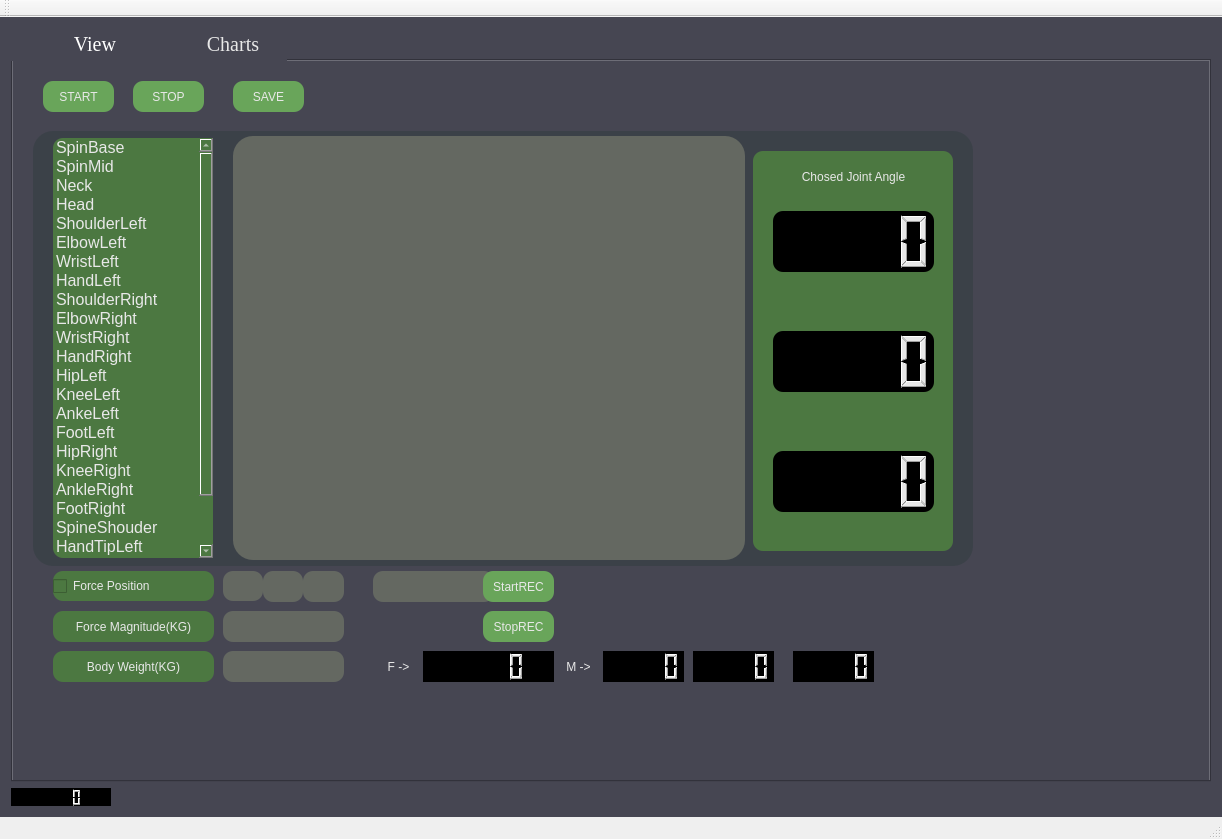
Before: the Qt Designer form nWindows/mainwindow.ui in zhaomengxiao/nWindows, drawn with Qt 5.
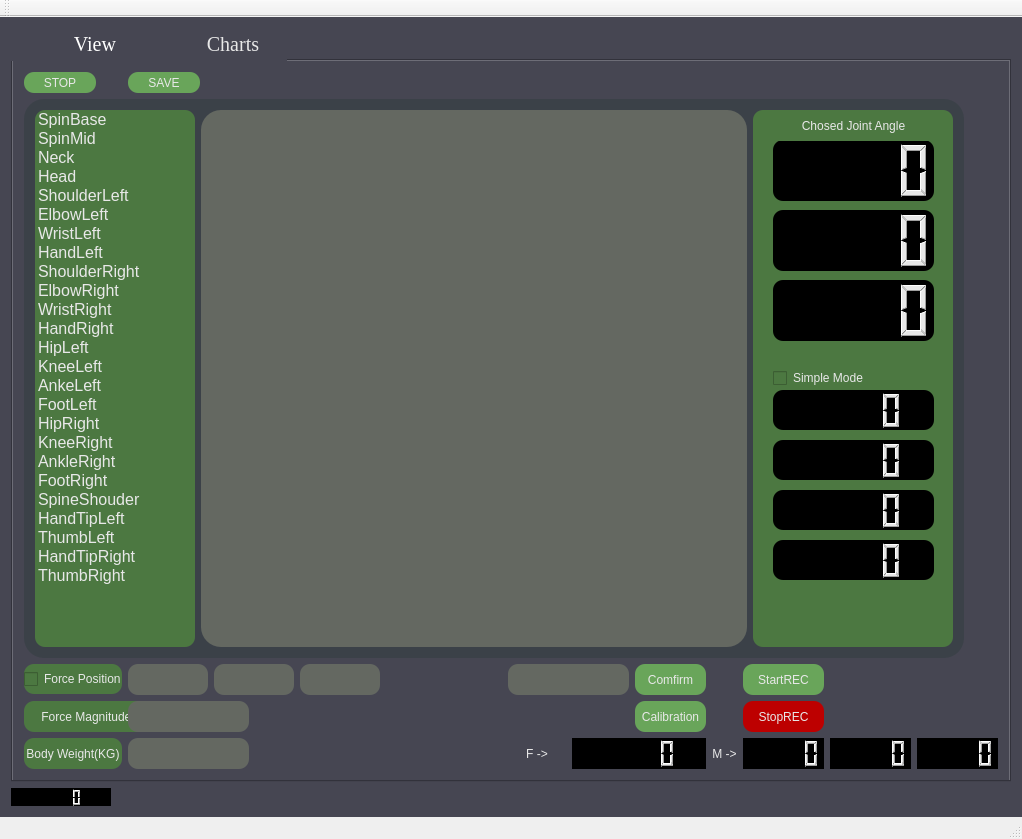
After: the same form once the commit is applied.

Commit message: 加入calibration 修正thread TODO:判断有无输入用户名

Patch:
```diff
--- a/nWindows/mainwindow.ui
+++ b/nWindows/mainwindow.ui
@@ -6,7 +6,7 @@
    <rect>
     <x>0</x>
     <y>0</y>
-    <width>1218</width>
+    <width>1018</width>
     <height>839</height>
    </rect>
   </property>
@@ -35,7 +35,7 @@
      <widget class="QTabWidget" name="tabWidget">
       <property name="minimumSize">
        <size>
-        <width>1200</width>
+        <width>1000</width>
         <height>740</height>
        </size>
       </property>
@@ -63,15 +63,78 @@
        <attribute name="title">
         <string>View</string>
        </attribute>
+       <layout class="QGridLayout" name="gridLayout_2">
+        <item row="0" column="0">
+         <widget class="QPushButton" name="saveImageButton_2">
+          <property name="minimumSize">
+           <size>
+            <width>31</width>
+            <height>21</height>
+           </size>
+          </property>
+          <property name="maximumSize">
+           <size>
+            <width>72</width>
+            <height>16777215</height>
+           </size>
+          </property>
+          <property name="styleSheet">
+           <string notr="true">QPushButton{border-radius: 10px}
+
+QPushButton::!hover{
+background-color: rgb(105, 165, 90)}
+
+QPushButton::hover{
+background-color: rgb(76, 120, 65)}</string>
+          </property>
+          <property name="text">
+           <string>STOP</string>
+          </property>
+         </widget>
+        </item>
+        <item row="0" column="1">
+         <widget class="QPushButton" name="saveImageButton">
+          <property name="minimumSize">
+           <size>
+            <width>31</width>
+            <height>21</height>
+           </size>
+          </property>
+          <property name="maximumSize">
+           <size>
+            <width>72</width>
+            <height>16777215</height>
+           </size>
+          </property>
+          <property name="styleSheet">
+           <string notr="true">QPushButton{border-radius: 10px}
+
+QPushButton::!hover{
+background-color: rgb(105, 165, 90)}
+
+QPushButton::hover{
+background-color: rgb(76, 120, 65)}</string>
+          </property>
+          <property name="text">
+           <string>SAVE</string>
+          </property>
+         </widget>
+        </item>
+        <item row="0" column="3">
+         <spacer name="horizontalSpacer_2">
+          <property name="orientation">
+           <enum>Qt::Horizontal</enum>
+          </property>
+          <property name="sizeHint" stdset="0">
+           <size>
+            <width>40</width>
+            <height>20</height>
+           </size>
+          </property>
+         </spacer>
+        </item>
+        <item row="1" column="0" colspan="10">
        <widget class="QWidget" name="widget_2" native="true">
-        <property name="geometry">
-         <rect>
-          <x>20</x>
-          <y>70</y>
-          <width>940</width>
-          <height>435</height>
-         </rect>
-        </property>
         <property name="minimumSize">
          <size>
           <width>940</width>
@@ -82,134 +145,21 @@
          <string notr="true">background-color: rgb(59, 65, 72);
 border-radius: 20px</string>
         </property>
-        <widget class="QLabel" name="colorwindow">
-         <property name="geometry">
-          <rect>
-           <x>200</x>
-           <y>5</y>
-           <width>512</width>
-           <height>424</height>
-          </rect>
-         </property>
-         <property name="minimumSize">
-          <size>
-           <width>512</width>
-           <height>424</height>
-          </size>
-         </property>
-         <property name="maximumSize">
-          <size>
-           <width>512</width>
-           <height>424</height>
-          </size>
-         </property>
-         <property name="styleSheet">
-          <string notr="true">background-color: rgb(100, 104, 97);</string>
-         </property>
-         <property name="text">
-          <string/>
-         </property>
-        </widget>
-        <widget class="QWidget" name="LCDwidget" native="true">
-         <property name="geometry">
-          <rect>
-           <x>720</x>
-           <y>20</y>
-           <width>200</width>
-           <height>400</height>
-          </rect>
-         </property>
-         <property name="minimumSize">
-          <size>
-           <width>200</width>
-           <height>400</height>
-          </size>
-         </property>
-         <property name="styleSheet">
-          <string notr="true">QWidget{border-radius: 10px}
-
-QWidget::!hover{
-background-color: rgb(76, 120, 65)}
-
-QWidget::hover{
-background-color: rgb(76, 120, 65)}</string>
-         </property>
-         <widget class="QLCDNumber" name="lcdNumber_y">
-          <property name="geometry">
-           <rect>
-            <x>20</x>
-            <y>180</y>
-            <width>161</width>
-            <height>61</height>
-           </rect>
-          </property>
-          <property name="styleSheet">
-           <string notr="true">background-color: rgb(0, 0, 0);</string>
-          </property>
-         </widget>
-         <widget class="QLCDNumber" name="lcdNumber_x">
-          <property name="geometry">
-           <rect>
-            <x>20</x>
-            <y>60</y>
-            <width>161</width>
-            <height>61</height>
-           </rect>
-          </property>
-          <property name="styleSheet">
-           <string notr="true">background-color: rgb(0, 0, 0);</string>
-          </property>
-         </widget>
-         <widget class="QLCDNumber" name="lcdNumber_z">
-          <property name="geometry">
-           <rect>
-            <x>20</x>
-            <y>300</y>
-            <width>161</width>
-            <height>61</height>
-           </rect>
-          </property>
-          <property name="styleSheet">
-           <string notr="true">background-color: rgb(0, 0, 0);</string>
-          </property>
-         </widget>
-         <widget class="QLabel" name="label_text_4">
-          <property name="geometry">
-           <rect>
-            <x>10</x>
-            <y>10</y>
-            <width>181</width>
-            <height>31</height>
-           </rect>
-          </property>
-          <property name="styleSheet">
-           <string notr="true">
-font: 87 10pt &quot;Arial Black&quot;;
-border-radius: 10px;</string>
-          </property>
-          <property name="text">
-           <string>Chosed Joint Angle</string>
-          </property>
-          <property name="alignment">
-           <set>Qt::AlignCenter</set>
-          </property>
-         </widget>
-        </widget>
+          <layout class="QGridLayout" name="gridLayout_3">
+           <item row="0" column="0">
         <widget class="QListWidget" name="listWidget_alljoint">
-         <property name="geometry">
-          <rect>
-           <x>20</x>
-           <y>7</y>
-           <width>160</width>
-           <height>420</height>
-          </rect>
-         </property>
          <property name="minimumSize">
           <size>
            <width>160</width>
            <height>420</height>
           </size>
          </property>
+             <property name="maximumSize">
+              <size>
+               <width>160</width>
+               <height>16777215</height>
+              </size>
+             </property>
          <property name="font">
           <font>
            <pointsize>12</pointsize>
@@ -345,148 +295,178 @@
           </property>
          </item>
         </widget>
-       </widget>
-       <widget class="QPushButton" name="pushButton">
-        <property name="geometry">
-         <rect>
-          <x>30</x>
-          <y>20</y>
-          <width>71</width>
-          <height>31</height>
-         </rect>
+           </item>
+           <item row="0" column="1">
+            <widget class="QLabel" name="colorwindow">
+             <property name="minimumSize">
+              <size>
+               <width>512</width>
+               <height>424</height>
+              </size>
         </property>
         <property name="styleSheet">
-         <string notr="true">QPushButton{border-radius: 10px}
-
-QPushButton::!hover{
-background-color: rgb(105, 165, 90)}
-
-QPushButton::hover{
-background-color: rgb(76, 120, 65)}
-</string>
-        </property>
-        <property name="text">
-         <string>START</string>
-        </property>
-       </widget>
-       <widget class="QPushButton" name="saveImageButton">
-        <property name="geometry">
-         <rect>
-          <x>220</x>
-          <y>20</y>
-          <width>71</width>
-          <height>31</height>
-         </rect>
-        </property>
-        <property name="styleSheet">
-         <string notr="true">QPushButton{border-radius: 10px}
-
-QPushButton::!hover{
-background-color: rgb(105, 165, 90)}
-
-QPushButton::hover{
-background-color: rgb(76, 120, 65)}</string>
-        </property>
-        <property name="text">
-         <string>SAVE</string>
-        </property>
-       </widget>
-       <widget class="QPushButton" name="saveImageButton_2">
-        <property name="geometry">
-         <rect>
-          <x>120</x>
-          <y>20</y>
-          <width>71</width>
-          <height>31</height>
-         </rect>
-        </property>
-        <property name="styleSheet">
-         <string notr="true">QPushButton{border-radius: 10px}
-
-QPushButton::!hover{
-background-color: rgb(105, 165, 90)}
-
-QPushButton::hover{
-background-color: rgb(76, 120, 65)}</string>
-        </property>
-        <property name="text">
-         <string>STOP</string>
-        </property>
-       </widget>
-       <widget class="QPushButton" name="pushButton_2">
-        <property name="geometry">
-         <rect>
-          <x>470</x>
-          <y>510</y>
-          <width>71</width>
-          <height>31</height>
-         </rect>
-        </property>
-        <property name="styleSheet">
-         <string notr="true">QPushButton{border-radius: 10px}
-
-QPushButton::!hover{
-background-color: rgb(105, 165, 90)}
-
-QPushButton::hover{
-background-color: rgb(76, 120, 65)}</string>
-        </property>
-        <property name="text">
-         <string>StartREC</string>
-        </property>
-       </widget>
-       <widget class="QPushButton" name="pushButton_3">
-        <property name="geometry">
-         <rect>
-          <x>470</x>
-          <y>550</y>
-          <width>71</width>
-          <height>31</height>
-         </rect>
-        </property>
-        <property name="styleSheet">
-         <string notr="true">QPushButton{border-radius: 10px}
-
-QPushButton::!hover{
-background-color: rgb(105, 165, 90)}
-
-QPushButton::hover{
-background-color: rgb(76, 120, 65)}</string>
-        </property>
-        <property name="text">
-         <string>StopREC</string>
-        </property>
-       </widget>
-       <widget class="QLineEdit" name="lineEdit_f">
-        <property name="geometry">
-         <rect>
-          <x>210</x>
-          <y>550</y>
-          <width>121</width>
-          <height>31</height>
-         </rect>
-        </property>
-        <property name="styleSheet">
-         <string notr="true">background-color: rgb(100, 104, 97);
-border-radius: 10px;
-font: 87 10pt &quot;Arial Black&quot;;</string>
+              <string notr="true">background-color: rgb(100, 104, 97);</string>
         </property>
         <property name="text">
          <string/>
         </property>
+            </widget>
+           </item>
+           <item row="0" column="2">
+            <widget class="QWidget" name="LCDwidget" native="true">
+             <property name="minimumSize">
+              <size>
+               <width>200</width>
+               <height>400</height>
+              </size>
+             </property>
+             <property name="maximumSize">
+              <size>
+               <width>200</width>
+               <height>16777215</height>
+              </size>
+             </property>
+             <property name="styleSheet">
+              <string notr="true">QWidget{border-radius: 10px}
+
+QWidget::!hover{
+background-color: rgb(76, 120, 65)}
+
+QWidget::hover{
+background-color: rgb(76, 120, 65)}</string>
+             </property>
+             <widget class="QLCDNumber" name="lcdNumber_y">
+              <property name="geometry">
+               <rect>
+                <x>20</x>
+                <y>100</y>
+                <width>161</width>
+                <height>61</height>
+               </rect>
+              </property>
+              <property name="styleSheet">
+               <string notr="true">background-color: rgb(0, 0, 0);</string>
+              </property>
+             </widget>
+             <widget class="QLCDNumber" name="lcdNumber_x">
+              <property name="geometry">
+               <rect>
+                <x>20</x>
+                <y>30</y>
+                <width>161</width>
+                <height>61</height>
+               </rect>
+              </property>
+              <property name="styleSheet">
+               <string notr="true">background-color: rgb(0, 0, 0);</string>
+              </property>
+             </widget>
+             <widget class="QLCDNumber" name="lcdNumber_z">
+              <property name="geometry">
+               <rect>
+                <x>20</x>
+                <y>170</y>
+                <width>161</width>
+                <height>61</height>
+               </rect>
+              </property>
+              <property name="styleSheet">
+               <string notr="true">background-color: rgb(0, 0, 0);</string>
+              </property>
+             </widget>
+             <widget class="QLabel" name="label_text_4">
+              <property name="geometry">
+               <rect>
+                <x>10</x>
+                <y>0</y>
+                <width>181</width>
+                <height>31</height>
+               </rect>
+              </property>
+              <property name="styleSheet">
+               <string notr="true">
+font: 87 10pt &quot;Arial Black&quot;;
+border-radius: 10px;</string>
+              </property>
+              <property name="text">
+               <string>Chosed Joint Angle</string>
+              </property>
         <property name="alignment">
          <set>Qt::AlignCenter</set>
         </property>
        </widget>
+             <widget class="QCheckBox" name="checkBox_2">
+              <property name="geometry">
+               <rect>
+                <x>20</x>
+                <y>260</y>
+                <width>101</width>
+                <height>16</height>
+               </rect>
+              </property>
+              <property name="text">
+               <string>Simple Mode</string>
+              </property>
+             </widget>
+             <widget class="QLCDNumber" name="lcdNumber_KneeR">
+              <property name="geometry">
+               <rect>
+                <x>20</x>
+                <y>280</y>
+                <width>161</width>
+                <height>40</height>
+               </rect>
+              </property>
+              <property name="styleSheet">
+               <string notr="true">background-color: rgb(0, 0, 0);</string>
+              </property>
+             </widget>
+             <widget class="QLCDNumber" name="lcdNumber_KneeL">
+              <property name="geometry">
+               <rect>
+                <x>20</x>
+                <y>330</y>
+                <width>161</width>
+                <height>40</height>
+               </rect>
+              </property>
+              <property name="styleSheet">
+               <string notr="true">background-color: rgb(0, 0, 0);</string>
+              </property>
+             </widget>
+             <widget class="QLCDNumber" name="lcdNumber_ElbowL">
+              <property name="geometry">
+               <rect>
+                <x>20</x>
+                <y>380</y>
+                <width>161</width>
+                <height>40</height>
+               </rect>
+              </property>
+              <property name="styleSheet">
+               <string notr="true">background-color: rgb(0, 0, 0);</string>
+              </property>
+             </widget>
+             <widget class="QLCDNumber" name="lcdNumber_ElbowR">
+              <property name="geometry">
+               <rect>
+                <x>20</x>
+                <y>430</y>
+                <width>161</width>
+                <height>40</height>
+               </rect>
+              </property>
+              <property name="styleSheet">
+               <string notr="true">background-color: rgb(0, 0, 0);</string>
+              </property>
+             </widget>
+            </widget>
+           </item>
+          </layout>
+         </widget>
+        </item>
+        <item row="2" column="0">
        <widget class="QCheckBox" name="checkBox">
-        <property name="geometry">
-         <rect>
-          <x>40</x>
-          <y>510</y>
-          <width>161</width>
-          <height>30</height>
-         </rect>
-        </property>
         <property name="minimumSize">
          <size>
           <width>90</width>
@@ -502,21 +482,21 @@
          <string>Force Position</string>
         </property>
        </widget>
+        </item>
+        <item row="2" column="1">
        <widget class="QLineEdit" name="lineEdit_bagX">
-        <property name="geometry">
-         <rect>
-          <x>210</x>
-          <y>510</y>
-          <width>40</width>
-          <height>30</height>
-         </rect>
-        </property>
         <property name="minimumSize">
          <size>
           <width>40</width>
           <height>30</height>
          </size>
         </property>
+          <property name="maximumSize">
+           <size>
+            <width>80</width>
+            <height>60</height>
+           </size>
+          </property>
         <property name="styleSheet">
          <string notr="true">background-color: rgb(100, 104, 97);
 border-radius: 10px;
@@ -526,21 +506,21 @@
          <set>Qt::AlignCenter</set>
         </property>
        </widget>
+        </item>
+        <item row="2" column="2">
        <widget class="QLineEdit" name="lineEdit_bagY">
-        <property name="geometry">
-         <rect>
-          <x>250</x>
-          <y>510</y>
-          <width>40</width>
-          <height>31</height>
-         </rect>
-        </property>
         <property name="minimumSize">
          <size>
           <width>40</width>
           <height>30</height>
          </size>
         </property>
+          <property name="maximumSize">
+           <size>
+            <width>80</width>
+            <height>60</height>
+           </size>
+          </property>
         <property name="styleSheet">
          <string notr="true">background-color: rgb(100, 104, 97);
 border-radius: 10px;
@@ -550,32 +530,205 @@
          <set>Qt::AlignCenter</set>
         </property>
        </widget>
+        </item>
+        <item row="2" column="3">
        <widget class="QLineEdit" name="lineEdit_bagZ">
-        <property name="geometry">
-         <rect>
-          <x>290</x>
-          <y>510</y>
-          <width>41</width>
+          <property name="minimumSize">
+           <size>
+            <width>40</width>
+            <height>30</height>
+           </size>
+          </property>
+          <property name="maximumSize">
+           <size>
+            <width>80</width>
+            <height>60</height>
+           </size>
+          </property>
+          <property name="styleSheet">
+           <string notr="true">background-color: rgb(100, 104, 97);
+border-radius: 10px;
+font: 87 10pt &quot;Arial Black&quot;;</string>
+          </property>
+          <property name="alignment">
+           <set>Qt::AlignCenter</set>
+          </property>
+         </widget>
+        </item>
+        <item row="2" column="4">
+         <spacer name="horizontalSpacer">
+          <property name="orientation">
+           <enum>Qt::Horizontal</enum>
+          </property>
+          <property name="sizeHint" stdset="0">
+           <size>
+            <width>40</width>
+            <height>20</height>
+           </size>
+          </property>
+         </spacer>
+        </item>
+        <item row="2" column="5" colspan="2">
+         <widget class="QLineEdit" name="lineEdit_subjectName">
+          <property name="minimumSize">
+           <size>
+            <width>121</width>
           <height>31</height>
-         </rect>
+           </size>
         </property>
         <property name="styleSheet">
          <string notr="true">background-color: rgb(100, 104, 97);
 border-radius: 10px;
 font: 87 10pt &quot;Arial Black&quot;;</string>
         </property>
+          <property name="text">
+           <string/>
+          </property>
         <property name="alignment">
          <set>Qt::AlignCenter</set>
         </property>
        </widget>
+        </item>
+        <item row="2" column="7">
+         <widget class="QPushButton" name="pushButton_ready">
+          <property name="minimumSize">
+           <size>
+            <width>71</width>
+            <height>31</height>
+           </size>
+          </property>
+          <property name="maximumSize">
+           <size>
+            <width>72</width>
+            <height>16777215</height>
+           </size>
+          </property>
+          <property name="styleSheet">
+           <string notr="true">QPushButton{border-radius: 10px}
+
+QPushButton::!hover{
+background-color: rgb(105, 165, 90)}
+
+QPushButton::hover{
+background-color: rgb(76, 120, 65)}
+</string>
+          </property>
+          <property name="text">
+           <string>Comfirm</string>
+          </property>
+         </widget>
+        </item>
+        <item row="3" column="0">
+         <widget class="QLabel" name="label_text_2">
+          <property name="minimumSize">
+           <size>
+            <width>150</width>
+            <height>30</height>
+           </size>
+          </property>
+          <property name="styleSheet">
+           <string notr="true">background-color: rgb(76, 120, 65);
+font: 87 10pt &quot;Arial Black&quot;;
+border-radius: 10px;</string>
+          </property>
+          <property name="text">
+           <string>Force Magnitude(KG)</string>
+          </property>
+          <property name="alignment">
+           <set>Qt::AlignCenter</set>
+          </property>
+         </widget>
+        </item>
+        <item row="3" column="1" colspan="2">
+         <widget class="QLineEdit" name="lineEdit_f">
+          <property name="minimumSize">
+           <size>
+            <width>121</width>
+            <height>31</height>
+           </size>
+          </property>
+          <property name="maximumSize">
+           <size>
+            <width>121</width>
+            <height>31</height>
+           </size>
+          </property>
+          <property name="styleSheet">
+           <string notr="true">background-color: rgb(100, 104, 97);
+border-radius: 10px;
+font: 87 10pt &quot;Arial Black&quot;;</string>
+          </property>
+          <property name="text">
+           <string/>
+          </property>
+          <property name="alignment">
+           <set>Qt::AlignCenter</set>
+          </property>
+         </widget>
+        </item>
+        <item row="3" column="7">
+         <widget class="QPushButton" name="pushButton_calibration">
+          <property name="minimumSize">
+           <size>
+            <width>71</width>
+            <height>31</height>
+           </size>
+          </property>
+          <property name="maximumSize">
+           <size>
+            <width>72</width>
+            <height>16777215</height>
+           </size>
+          </property>
+          <property name="styleSheet">
+           <string notr="true">QPushButton{border-radius: 10px}
+
+QPushButton::!hover{
+background-color: rgb(105, 165, 90)}
+
+QPushButton::hover{
+background-color: rgb(76, 120, 65)}
+</string>
+          </property>
+          <property name="text">
+           <string>Calibration</string>
+          </property>
+         </widget>
+        </item>
+        <item row="4" column="0">
+         <widget class="QLabel" name="label_text_7">
+          <property name="minimumSize">
+           <size>
+            <width>90</width>
+            <height>30</height>
+           </size>
+          </property>
+          <property name="styleSheet">
+           <string notr="true">background-color: rgb(76, 120, 65);
+font: 87 10pt &quot;Arial Black&quot;;
+border-radius: 10px;</string>
+          </property>
+          <property name="text">
+           <string>Body Weight(KG)</string>
+          </property>
+          <property name="alignment">
+           <set>Qt::AlignCenter</set>
+          </property>
+         </widget>
+        </item>
+        <item row="4" column="1" colspan="2">
        <widget class="QLineEdit" name="lineEdit_bodyWeight">
-        <property name="geometry">
-         <rect>
-          <x>210</x>
-          <y>590</y>
+          <property name="minimumSize">
+           <size>
           <width>121</width>
           <height>31</height>
-         </rect>
+           </size>
+          </property>
+          <property name="maximumSize">
+           <size>
+            <width>121</width>
+            <height>31</height>
+           </size>
         </property>
         <property name="styleSheet">
          <string notr="true">background-color: rgb(100, 104, 97);
@@ -586,41 +739,9 @@
          <set>Qt::AlignCenter</set>
         </property>
        </widget>
-       <widget class="QLCDNumber" name="lcdNumber_force">
-        <property name="geometry">
-         <rect>
-          <x>410</x>
-          <y>590</y>
-          <width>131</width>
-          <height>31</height>
-         </rect>
-        </property>
-        <property name="styleSheet">
-         <string notr="true">background-color: rgb(0, 0, 0);</string>
-        </property>
-       </widget>
-       <widget class="QLCDNumber" name="lcdNumber_M">
-        <property name="geometry">
-         <rect>
-          <x>590</x>
-          <y>590</y>
-          <width>81</width>
-          <height>31</height>
-         </rect>
-        </property>
-        <property name="styleSheet">
-         <string notr="true">background-color: rgb(0, 0, 0);</string>
-        </property>
-       </widget>
+        </item>
+        <item row="4" column="5">
        <widget class="QLabel" name="label_text_5">
-        <property name="geometry">
-         <rect>
-          <x>370</x>
-          <y>590</y>
-          <width>31</width>
-          <height>31</height>
-         </rect>
-        </property>
         <property name="styleSheet">
          <string notr="true">
 font: 87 10pt &quot;Arial Black&quot;;
@@ -633,15 +754,22 @@
          <set>Qt::AlignCenter</set>
         </property>
        </widget>
+        </item>
+        <item row="4" column="6" colspan="2">
+         <widget class="QLCDNumber" name="lcdNumber_force">
+          <property name="minimumSize">
+           <size>
+            <width>131</width>
+            <height>31</height>
+           </size>
+          </property>
+          <property name="styleSheet">
+           <string notr="true">background-color: rgb(0, 0, 0);</string>
+          </property>
+         </widget>
+        </item>
+        <item row="4" column="8">
        <widget class="QLabel" name="label_text_6">
-        <property name="geometry">
-         <rect>
-          <x>550</x>
-          <y>590</y>
-          <width>31</width>
-          <height>31</height>
-         </rect>
-        </property>
         <property name="styleSheet">
          <string notr="true">
 font: 87 10pt &quot;Arial Black&quot;;
@@ -654,95 +782,91 @@
          <set>Qt::AlignCenter</set>
         </property>
        </widget>
+        </item>
+        <item row="4" column="9">
+         <widget class="QLCDNumber" name="lcdNumber_M">
+          <property name="minimumSize">
+           <size>
+            <width>81</width>
+            <height>31</height>
+           </size>
+          </property>
+          <property name="styleSheet">
+           <string notr="true">background-color: rgb(0, 0, 0);</string>
+          </property>
+         </widget>
+        </item>
+        <item row="4" column="10">
        <widget class="QLCDNumber" name="lcdNumber_M_2">
-        <property name="geometry">
-         <rect>
-          <x>680</x>
-          <y>590</y>
+          <property name="minimumSize">
+           <size>
           <width>81</width>
           <height>31</height>
-         </rect>
+           </size>
         </property>
         <property name="styleSheet">
          <string notr="true">background-color: rgb(0, 0, 0);</string>
         </property>
        </widget>
+        </item>
+        <item row="4" column="11">
        <widget class="QLCDNumber" name="lcdNumber_M_3">
-        <property name="geometry">
-         <rect>
-          <x>780</x>
-          <y>590</y>
+          <property name="minimumSize">
+           <size>
           <width>81</width>
           <height>31</height>
-         </rect>
+           </size>
         </property>
         <property name="styleSheet">
          <string notr="true">background-color: rgb(0, 0, 0);</string>
         </property>
        </widget>
-       <widget class="QLineEdit" name="lineEdit_subjectName">
-        <property name="geometry">
-         <rect>
-          <x>360</x>
-          <y>510</y>
-          <width>121</width>
+        </item>
+        <item row="2" column="9">
+         <widget class="QPushButton" name="pushButton_StartRec">
+          <property name="minimumSize">
+           <size>
+            <width>71</width>
           <height>31</height>
-         </rect>
+           </size>
         </property>
         <property name="styleSheet">
-         <string notr="true">background-color: rgb(100, 104, 97);
-border-radius: 10px;
-font: 87 10pt &quot;Arial Black&quot;;</string>
+           <string notr="true">QPushButton{border-radius: 10px}
+
+QPushButton::!hover{
+background-color: rgb(105, 165, 90)}
+
+QPushButton::hover{
+background-color: rgb(76, 120, 65)}</string>
         </property>
         <property name="text">
-         <string/>
-        </property>
-        <property name="alignment">
-         <set>Qt::AlignCenter</set>
-        </property>
-       </widget>
-       <widget class="QLabel" name="label_text_7">
-        <property name="geometry">
-         <rect>
-          <x>40</x>
-          <y>590</y>
-          <width>161</width>
+           <string>StartREC</string>
+          </property>
+         </widget>
+        </item>
+        <item row="3" column="9">
+         <widget class="QPushButton" name="pushButton_StopRec">
+          <property name="minimumSize">
+           <size>
+            <width>71</width>
           <height>31</height>
-         </rect>
+           </size>
         </property>
         <property name="styleSheet">
-         <string notr="true">background-color: rgb(76, 120, 65);
-font: 87 10pt &quot;Arial Black&quot;;
-border-radius: 10px;</string>
+           <string notr="true">QPushButton{border-radius: 10px}
+
+QPushButton::!hover{background-color: rgb(189, 0, 0)}
+
+
+QPushButton::hover{
+	background-color: rgb(148, 0, 0)}</string>
         </property>
         <property name="text">
-         <string>Body Weight(KG)</string>
-        </property>
-        <property name="alignment">
-         <set>Qt::AlignCenter</set>
-        </property>
-       </widget>
-       <widget class="QLabel" name="label_text_2">
-        <property name="geometry">
-         <rect>
-          <x>40</x>
-          <y>550</y>
-          <width>161</width>
-          <height>31</height>
-         </rect>
-        </property>
-        <property name="styleSheet">
-         <string notr="true">background-color: rgb(76, 120, 65);
-font: 87 10pt &quot;Arial Black&quot;;
-border-radius: 10px;</string>
-        </property>
-        <property name="text">
-         <string>Force Magnitude(KG)</string>
-        </property>
-        <property name="alignment">
-         <set>Qt::AlignCenter</set>
-        </property>
-       </widget>
+           <string>StopREC</string>
+          </property>
+         </widget>
+        </item>
+       </layout>
        <zorder>widget_2</zorder>
        <zorder>pushButton</zorder>
        <zorder>saveImageButton</zorder>
```
Left out of the diff: 93 changed lines with no effect on the pictures. Lines whose indentation alone changed are shown as unchanged. The commit also changes 7 other files.
